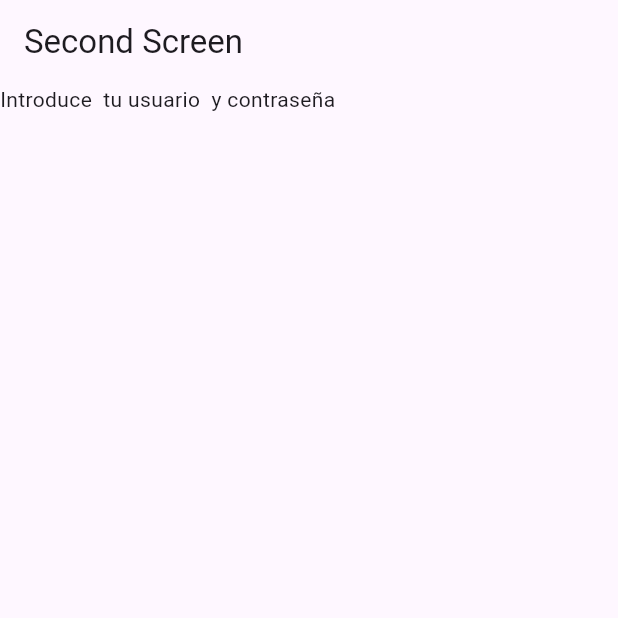
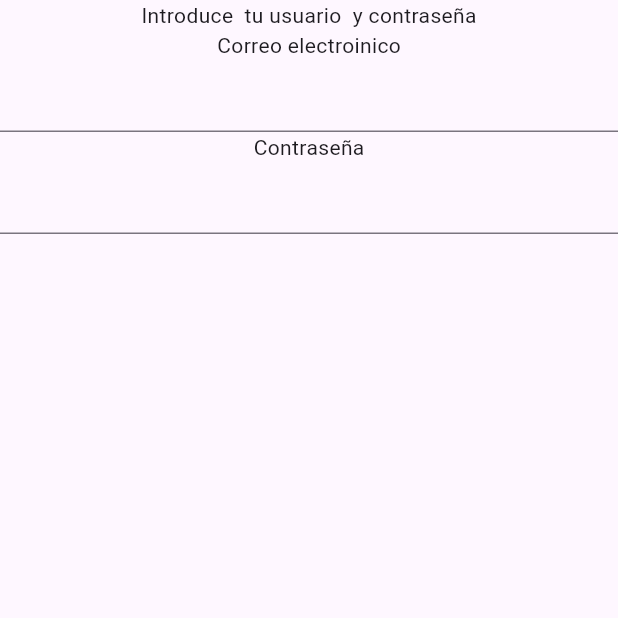
Before and after one commit to DavidRRDev/tfg, a Flutter app: the screen it shows after launch, on a phone screen of 412 x 824 dp, the top half of it. Run offline on Flutter 3.47's test engine with Material 3 defaults, Android fonts, the phone set to English and light mode, and no system bars.

Commit message:
quitado cosas

```diff
--- a/lib/login.dart
+++ b/lib/login.dart
@@ -1,14 +1,21 @@
+import 'package:flutter/cupertino.dart';
 import 'package:flutter/material.dart';
 
 class login extends StatelessWidget {
   @override
   Widget build(BuildContext context) {
     return Scaffold(
-      appBar: AppBar(
-        title: Text('Second Screen'),
-      ),
       body: Container(
-        child: Text('Introduce  tu usuario  y contraseña'),
+        child:Column(
+          children: <Widget>[
+            Text('Introduce  tu usuario  y contraseña'),
+            Text('Correo electroinico'),
+            TextField(),
+            Text('Contraseña'),
+            TextField(),
+          ],
+        )
+
 
       ),
     );
```
